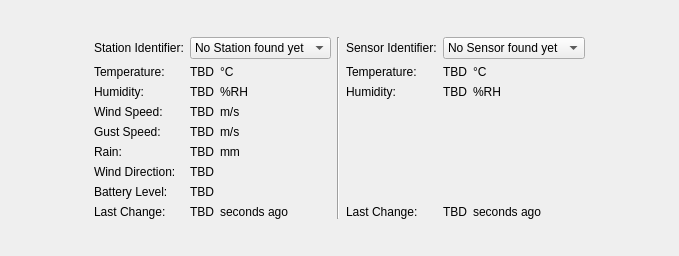
Above: src/brickv/plugin_system/plugins/outdoor_weather/ui/outdoor_weather.ui from Tinkerforge/brickv before the change. Below: the same form after it.
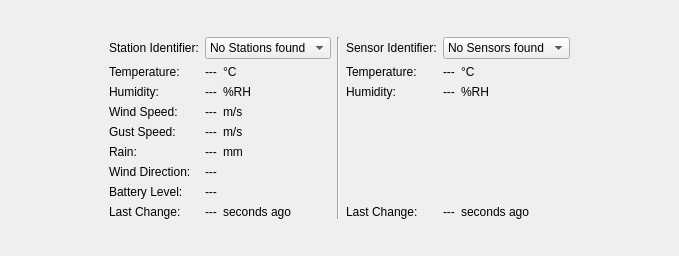
That is the form after the change.

Commit message: outdoor-weather: Handle station/sensor loss during runtime

Diff of the .ui file:
```diff
--- a/src/brickv/plugin_system/plugins/outdoor_weather/ui/outdoor_weather.ui
+++ b/src/brickv/plugin_system/plugins/outdoor_weather/ui/outdoor_weather.ui
@@ -95,42 +95,42 @@
        <item row="7" column="1" colspan="2">
         <widget class="QLabel" name="label_battery_level_station">
          <property name="text">
-          <string>TBD</string>
+          <string>---</string>
          </property>
         </widget>
        </item>
        <item row="8" column="1">
         <widget class="QLabel" name="label_last_change_station">
          <property name="text">
-          <string>TBD</string>
+          <string>---</string>
          </property>
         </widget>
        </item>
        <item row="3" column="1">
         <widget class="QLabel" name="label_wind_speed_station">
          <property name="text">
-          <string>TBD</string>
+          <string>---</string>
          </property>
         </widget>
        </item>
        <item row="6" column="1" colspan="2">
         <widget class="QLabel" name="label_wind_direction_station">
          <property name="text">
-          <string>TBD</string>
+          <string>---</string>
          </property>
         </widget>
        </item>
        <item row="4" column="1">
         <widget class="QLabel" name="label_gust_speed_station">
          <property name="text">
-          <string>TBD</string>
+          <string>---</string>
          </property>
         </widget>
        </item>
        <item row="5" column="1">
         <widget class="QLabel" name="label_rain_level_station">
          <property name="text">
-          <string>TBD</string>
+          <string>---</string>
          </property>
         </widget>
        </item>
@@ -172,14 +172,14 @@
        <item row="1" column="1">
         <widget class="QLabel" name="label_temperature_station">
          <property name="text">
-          <string>TBD</string>
+          <string>---</string>
          </property>
         </widget>
        </item>
        <item row="2" column="1">
         <widget class="QLabel" name="label_humidity_station">
          <property name="text">
-          <string>TBD</string>
+          <string>---</string>
          </property>
         </widget>
        </item>
@@ -229,7 +229,7 @@
         <widget class="QComboBox" name="combo_identifier_sensor">
          <item>
           <property name="text">
-           <string>No Sensor found yet</string>
+           <string>No Sensors found</string>
           </property>
          </item>
         </widget>
@@ -244,7 +244,7 @@
        <item row="8" column="5">
         <widget class="QLabel" name="label_last_change_sensor">
          <property name="text">
-          <string>TBD</string>
+          <string>---</string>
          </property>
         </widget>
        </item>
@@ -264,7 +264,7 @@
        <item row="1" column="5">
         <widget class="QLabel" name="label_temperature_sensor">
          <property name="text">
-          <string>TBD</string>
+          <string>---</string>
          </property>
         </widget>
        </item>
@@ -278,7 +278,7 @@
        <item row="2" column="5">
         <widget class="QLabel" name="label_humidity_sensor">
          <property name="text">
-          <string>TBD</string>
+          <string>---</string>
          </property>
         </widget>
        </item>
@@ -313,7 +313,7 @@
          </property>
          <item>
           <property name="text">
-           <string>No Station found yet</string>
+           <string>No Stations found</string>
           </property>
          </item>
         </widget>
```
The commit also changes 1 other file.
